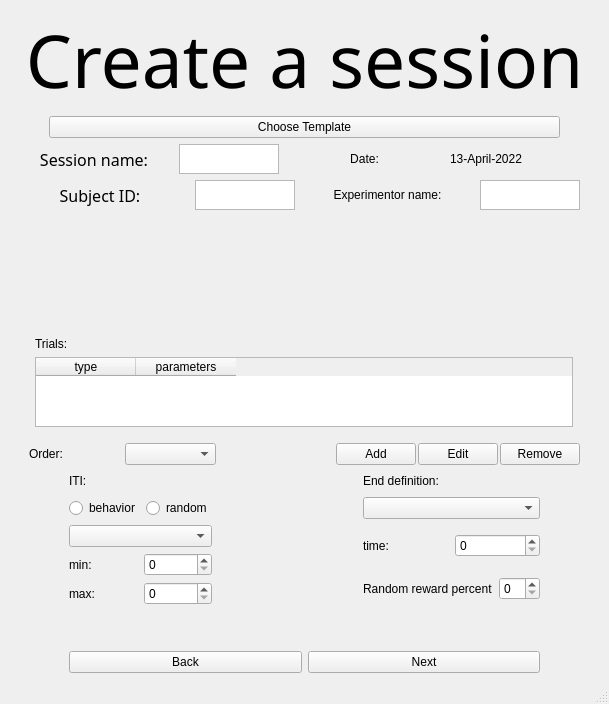
KehatSudri/Behavior_System2.0, file UI/create_session.ui: the form before one commit.
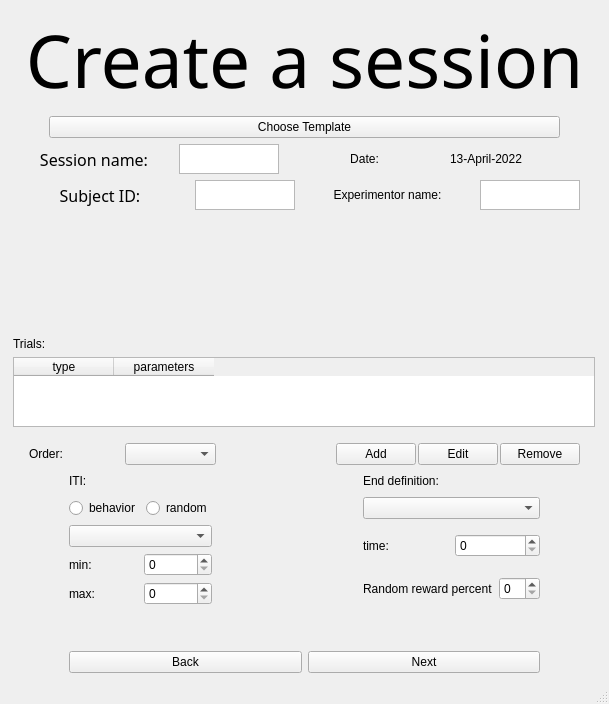
The form after the commit.

The edit to the form file:
```diff
--- a/UI/create_session.ui
+++ b/UI/create_session.ui
@@ -548,6 +548,12 @@
             <verstretch>0</verstretch>
            </sizepolicy>
           </property>
+          <property name="minimumSize">
+           <size>
+            <width>582</width>
+            <height>0</height>
+           </size>
+          </property>
           <property name="maximumSize">
            <size>
             <width>538</width>
```
Left out of the diff: 2 changed lines with no effect on the pictures.
